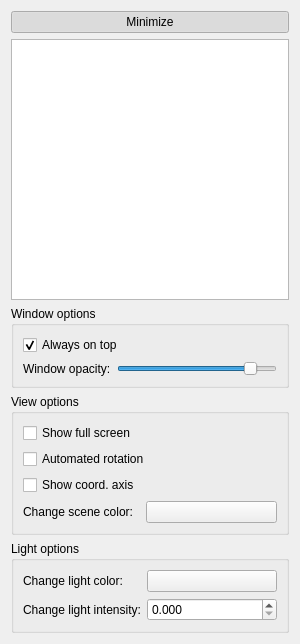
Qt form libraries/disp3D/engine/control/formfiles/control3dwidget.ui (mne-tools/mne-cpp) before a commit.
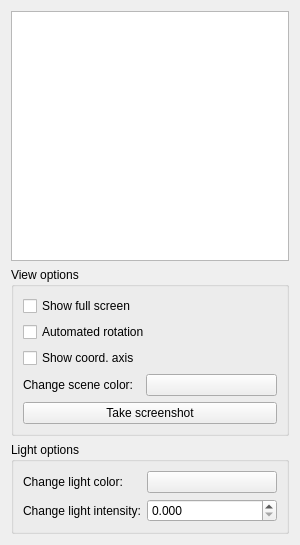
The same form after that commit.

Commit message: [SC-170] Add screenshot functionality to Disp3D (still has some issues with our custom framegraph)

What changed in the file:
```diff
--- a/libraries/disp3D/engine/control/formfiles/control3dwidget.ui
+++ b/libraries/disp3D/engine/control/formfiles/control3dwidget.ui
@@ -7,7 +7,7 @@
     <x>0</x>
     <y>0</y>
     <width>300</width>
-    <height>644</height>
+    <height>491</height>
    </rect>
   </property>
   <property name="sizePolicy">
@@ -34,66 +34,8 @@
   <layout class="QHBoxLayout" name="horizontalLayout_2">
    <item>
     <layout class="QVBoxLayout" name="m_verticalLayout_base">
-     <item>
-      <widget class="QPushButton" name="m_pushButton_minimize">
-       <property name="text">
-        <string>Minimize</string>
-       </property>
-       <property name="checkable">
-        <bool>true</bool>
-       </property>
-       <property name="checked">
-        <bool>true</bool>
-       </property>
-      </widget>
-     </item>
      <item>
       <layout class="QGridLayout" name="m_gridLayout_main">
-       <item row="1" column="0">
-        <widget class="QGroupBox" name="m_groupBox_windowOptions">
-         <property name="title">
-          <string>Window options</string>
-         </property>
-         <layout class="QFormLayout" name="formLayout_2">
-          <item row="1" column="0">
-           <widget class="QLabel" name="m_label_opacity">
-            <property name="text">
-             <string>Window opacity:</string>
-            </property>
-           </widget>
-          </item>
-          <item row="1" column="1">
-           <widget class="QSlider" name="m_horizontalSlider_opacity">
-            <property name="minimum">
-             <number>25</number>
-            </property>
-            <property name="maximum">
-             <number>100</number>
-            </property>
-            <property name="pageStep">
-             <number>1</number>
-            </property>
-            <property name="value">
-             <number>90</number>
-            </property>
-            <property name="orientation">
-             <enum>Qt::Horizontal</enum>
-            </property>
-           </widget>
-          </item>
-          <item row="0" column="0" colspan="2">
-           <widget class="QCheckBox" name="m_checkBox_alwaysOnTop">
-            <property name="text">
-             <string>Always on top</string>
-            </property>
-            <property name="checked">
-             <bool>true</bool>
-            </property>
-           </widget>
-          </item>
-         </layout>
-        </widget>
-       </item>
        <item row="0" column="0">
         <widget class="QTreeView" name="m_treeView_loadedData">
          <property name="sizePolicy">
@@ -122,7 +64,7 @@
          </property>
         </widget>
        </item>
-       <item row="2" column="0">
+       <item row="1" column="0">
         <widget class="QGroupBox" name="m_groupBox_viewOptions">
          <property name="title">
           <string>View options</string>
@@ -163,10 +105,17 @@
             </property>
            </widget>
           </item>
+          <item row="4" column="0" colspan="2">
+           <widget class="QPushButton" name="m_pushButton_takeScreenshot">
+            <property name="text">
+             <string>Take screenshot</string>
+            </property>
+           </widget>
+          </item>
          </layout>
         </widget>
        </item>
-       <item row="3" column="0">
+       <item row="2" column="0">
         <widget class="QGroupBox" name="m_groupBox_lightOptions">
          <property name="title">
           <string>Light options</string>
```
The commit also changes 6 other files.
